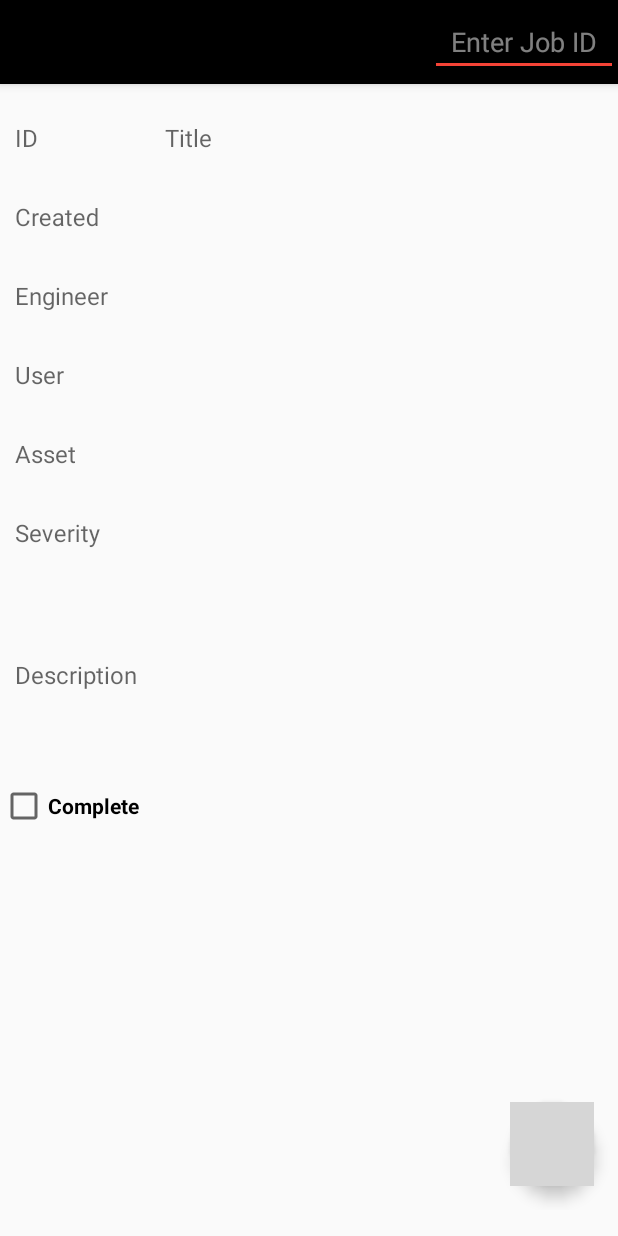
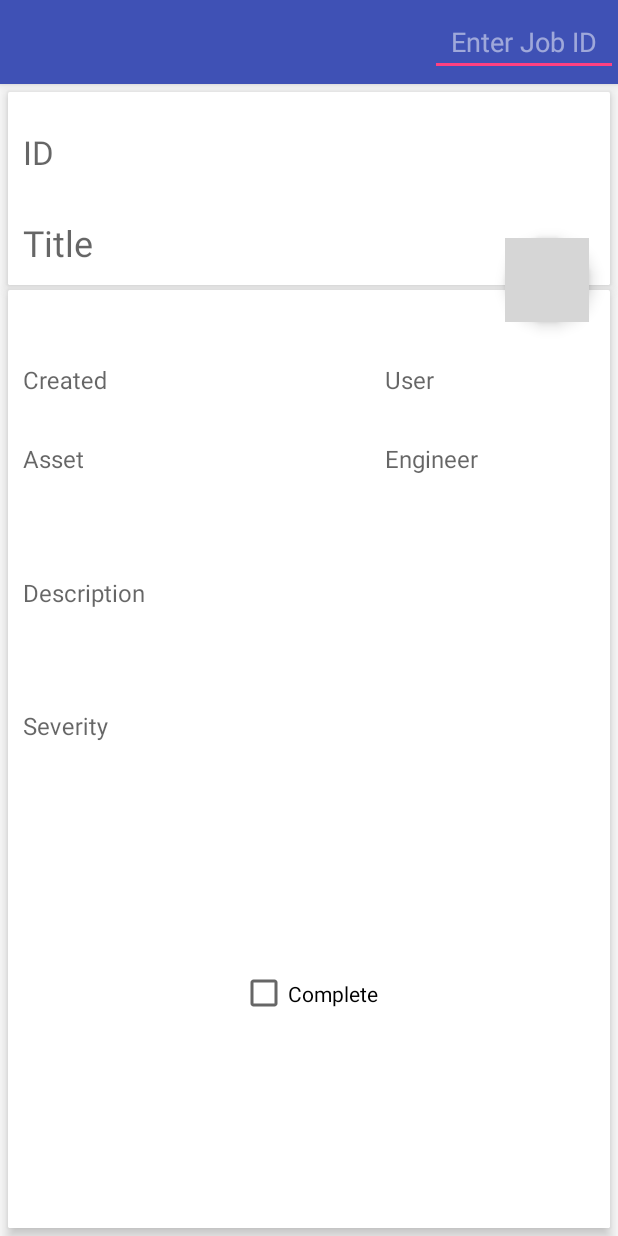
Before and after one commit to lint0n/TICKETMANAGEMENTSYSTEM, an Android app: the layout activity_job_lookup.xml on its own in the app's theme, with its tools: preview values and no code run, on a phone screen of 412 x 824 dp. Run offline under Robolectric (Android 15) with nearby library versions, the phone set to English and light mode, and no system bars; grey boxes are pictures that could not be loaded.

Commit message:
gui changes

```diff
--- a/app/src/main/java/a13070817/ticketmanagementsystem/JobLookup.java
+++ b/app/src/main/java/a13070817/ticketmanagementsystem/JobLookup.java
@@ -4,7 +4,6 @@ package a13070817.ticketmanagementsystem;
  * Created by Sam on 24/02/2017.
  */
 
-import android.app.Activity;
 import android.content.ContentValues;
 import android.content.DialogInterface;
 import android.content.Intent;
@@ -21,7 +20,6 @@ import android.view.MenuInflater;
 import android.view.MenuItem;
 import android.view.View;
 import android.view.inputmethod.InputMethodManager;
-import android.widget.Button;
 import android.widget.CheckBox;
 import android.widget.EditText;
 import android.widget.Toast;
@@ -37,10 +35,10 @@ public class JobLookup extends AppCompatActivity{
     //Fields
     private EditText jobID, jobTitle, jobAsset, jobCustomer, jobDescription, jobEngineer, jobDate, jobUpdate, jobSeverity;
     private EditText jobLookup;
-    private FloatingActionButton updateButton;
     private CheckBox lookupCheckbox;
     private SQLiteDatabase db;
     private Date date1;
+    private String jl;
 
     @Override
     protected void onCreate(Bundle savedInstanceState) {
@@ -59,8 +57,6 @@ public class JobLookup extends AppCompatActivity{
         jobEngineer = (EditText) findViewById(R.id.JobEngineer);
         jobDate = (EditText) findViewById(R.id.dateCreated);
         jobSeverity = (EditText) findViewById(R.id.JobSeverity);
-        //Button instance
-        updateButton = (FloatingActionButton) findViewById(R.id.fabUpdate);
         //CheckBox instance
         lookupCheckbox = (CheckBox) findViewById(R.id.checkBox);
 
@@ -89,18 +85,19 @@ public class JobLookup extends AppCompatActivity{
     public void lookupJob(MenuItem menuItem) {
 
         //Local String instance getting text from JobLookup EditText
-        String jl = jobLookup.getText().toString();
+            jl = jobLookup.getText().toString();
 
         //Local instance of DatabaseHelper class
         DatabaseHelper dbHelper = new DatabaseHelper(this);
         db = dbHelper.getReadableDatabase();
+
 
         //try catch block - if job exists in database return data. If job doesn't not exist, catch Exception and return Toast text.
         try {
             //Cursor storing SQLite query, accessing ID/TITLE/ASSET/ENGINEER/CUSTOMER/DESCRIPTION/COMPLETE columns.
             Cursor cursor = db.query("JOB", new String[]{"ID", "TITLE",  "ASSET", "ENGINEER", "CUSTOMER", "DESCRIPTION", "COMPLETE", "SEVERITY", "DATE_CREATED", "DATE_UPDATED"}, "ID = ?", new String[]{jl}, null, null, null, null);
 
-            cursor.moveToFirst();
+                if(cursor.moveToFirst()){
                 String idText = cursor.getString(0);
                 String titleText = cursor.getString(1);
                 String assetText = cursor.getString(2);
@@ -148,16 +145,13 @@ public class JobLookup extends AppCompatActivity{
                 jobDescription.setText(descriptionText);
                 jobDate.setText(finalDateTime);
 
-            if(severity == 4){
+                if (severity == 4) {
                     jobSeverity.setText("Low");
-            }
-            else if (severity == 3) {
+                } else if (severity == 3) {
                     jobSeverity.setText("Medium");
-            }
-            else if (severity == 2) {
+                } else if (severity == 2) {
                     jobSeverity.setText("High");
-            }
-            else if (severity == 1) {
+                } else if (severity == 1) {
                     jobSeverity.setText("Critical");
                 }
                 //stops user from accessing these EditTexts once a job had been looked up
@@ -176,12 +170,16 @@ public class JobLookup extends AppCompatActivity{
                 imm.hideSoftInputFromWindow(getCurrentFocus().getWindowToken(), 0);
 
                 //if the entities' COMPLETE column is set to 1, sets CheckBox to checked otherwise will leave unchecked
-            if(complete == 1){
+                if (complete == 1) {
                     lookupCheckbox.setChecked(true);
                 }
-
                     cursor.close();
                     db.close();
+            } else {
+                    cursor.close();
+                    db.close();
+                    throw new SQLiteException();
+            }
         }
 
         //if the try statement causes an exception. Returns a Toast
@@ -239,7 +237,6 @@ public class JobLookup extends AppCompatActivity{
             Toast.makeText(this, "Job not updated", Toast.LENGTH_LONG).show();
         }
     }
-
     public void returnMain(){
         final Intent mainIntent = new Intent(this, MainActivity.class);
         //http://stackoverflow.com/a/2478662/7087139
--- a/app/src/main/res/layout/activity_about.xml
+++ b/app/src/main/res/layout/activity_about.xml
@@ -24,7 +24,8 @@
         android:layout_margin="10dp"
         android:layout_below="@+id/toolbar"
         android:layout_centerHorizontal="true"
-        card_view:cardCornerRadius="5dp">
+        card_view:cardCornerRadius="5dp"
+        card_view:cardElevation="5dp">
         <com.github.mikephil.charting.charts.PieChart
             android:id="@+id/piechart"
             android:layout_height="match_parent"
@@ -39,7 +40,8 @@
         android:layout_margin="10dp"
         android:layout_below="@+id/cardviewJobs"
         android:layout_centerHorizontal="true"
-        card_view:cardCornerRadius="5dp">
+        card_view:cardCornerRadius="5dp"
+        card_view:cardElevation="5dp">
         <com.github.mikephil.charting.charts.PieChart
             android:layout_width="match_parent"
             android:layout_height="match_parent"
@@ -55,7 +57,8 @@
         android:layout_margin="10dp"
         android:layout_below="@+id/cardviewSeverity"
         android:layout_centerHorizontal="true"
-        card_view:cardCornerRadius="5dp">>
+        card_view:cardCornerRadius="5dp"
+        card_view:cardElevation="5dp">>
         <TextView
             android:layout_width="match_parent"
             android:layout_height="200dp"
@@ -70,7 +73,8 @@
         android:layout_margin="10dp"
         android:layout_below="@+id/weekCount"
         android:layout_centerHorizontal="true"
-        card_view:cardCornerRadius="5dp">>
+        card_view:cardCornerRadius="5dp"
+        card_view:cardElevation="5dp">>
         <TextView
             android:layout_width="match_parent"
             android:layout_height="200dp"
--- a/app/src/main/res/layout/activity_job_lookup.xml
+++ b/app/src/main/res/layout/activity_job_lookup.xml
@@ -1,5 +1,6 @@
 <?xml version="1.0" encoding="utf-8"?>
-<RelativeLayout xmlns:android="http://schemas.android.com/apk/res/android"
+<RelativeLayout
+  xmlns:android="http://schemas.android.com/apk/res/android"
     xmlns:app="http://schemas.android.com/apk/res-auto"
     xmlns:tools="http://schemas.android.com/tools"
     android:id="@+id/activity_job_lookup"
@@ -7,76 +8,166 @@
     android:layout_height="match_parent"
     tools:context="a13070817.ticketmanagementsystem.JobLookup">
 
-    <RelativeLayout
-            android:layout_width="match_parent"
-            android:layout_height="wrap_content"
-            android:orientation="vertical">
-
+    <!-- Includes Toolbar -->
     <include
         android:id="@+id/toolbar"
         layout="@layout/toolbar1" />
 
+        <!-- LookupRL1 - ID and Title -->
+        <android.support.v7.widget.CardView
+            xmlns:card_view="http://schemas.android.com/apk/res-auto"
+            android:layout_width="match_parent"
+            android:layout_height="wrap_content"
+            android:id="@+id/Card1"
+            android:layout_below="@+id/toolbar"
+            card_view:cardElevation="5dp"
+            card_view:cardCornerRadius="1dp"
+            android:layout_marginLeft="5dp"
+            android:layout_marginRight="5dp"
+            android:layout_marginTop="5dp">
+
+            <RelativeLayout
+                android:layout_width="match_parent"
+                android:layout_height="wrap_content"
+                android:id="@+id/LookupRL1">
+                <android.support.design.widget.TextInputLayout
+                    android:layout_height="wrap_content"
+                    android:id="@+id/TIL_Title"
+                    android:layout_gravity="bottom|end"
+                    android:layout_width="match_parent"
+                    android:layout_below="@+id/TIL_ID"
+                    android:layout_centerHorizontal="true"
+                    android:weightSum="1">
+
+                    <EditText
+                        android:layout_height="wrap_content"
+                        android:hint="Title"
+                        android:id="@+id/JobTitle"
+                        style="@style/FullWidthEditText"
+                        android:layout_width="match_parent"
+                        android:maxLines="1"
+                        android:inputType="textCapWords"
+                        android:textSize="24sp" />
+
+                </android.support.design.widget.TextInputLayout>
+
                 <android.support.design.widget.TextInputLayout
                     android:layout_height="wrap_content"
                     android:id="@+id/TIL_ID"
-        android:layout_below="@+id/toolbar"
-        android:layout_marginTop="5dp"
+                    android:layout_width="match_parent"
+                    android:layout_alignParentTop="true"
                     android:layout_alignParentStart="true"
-        android:layout_width="100dp">
-
+                    android:layout_marginTop="5dp">
                     <EditText
                         android:layout_width="match_parent"
                         android:layout_height="wrap_content"
                         android:hint="ID"
                         android:id="@+id/JobID"
-            style="@style/FullWidthEditText" />
+                        style="@style/FullWidthEditText"
+                        android:textSize="22sp"/>
                 </android.support.design.widget.TextInputLayout>
+            </RelativeLayout>
+        </android.support.v7.widget.CardView>
 
+        <!-- LookupRL2 - Other Fields -->
+
+
+    <!-- Checkbox -->
+
+
+    <android.support.design.widget.FloatingActionButton
+        android:layout_width="wrap_content"
+        android:layout_height="wrap_content"
+        app:layout_anchor="@+id/Card2"
+        app:layout_anchorGravity="right|end|bottom"
+        android:onClick="updateJob"
+        app:srcCompat="@drawable/ic_update_white_48dp"
+        android:id="@+id/fabUpdate"
+        android:layout_marginEnd="14dp"
+        android:layout_alignTop="@+id/Card1"
+        android:layout_alignEnd="@+id/Card1"
+        android:layout_marginTop="97dp" />
+
+    <android.support.v7.widget.CardView
+        xmlns:card_view="http://schemas.android.com/apk/res-auto"
+        android:layout_width="match_parent"
+        android:layout_height="wrap_content"
+        android:id="@+id/Card2"
+        android:layout_marginTop="3dp"
+        android:layout_marginLeft="5dp"
+        android:layout_marginRight="5dp"
+        android:layout_marginBottom="5dp"
+        card_view:cardCornerRadius="1dp"
+        card_view:cardElevation="5dp"
+        android:layout_below="@+id/Card1"
+        android:layout_alignParentStart="true"
+        android:layout_alignParentBottom="true">
+
+
+
+    <RelativeLayout
+        android:layout_width="wrap_content"
+        android:layout_height="match_parent"
+        android:id="@+id/LookupRL2"
+        android:layout_below="@+id/Card1"
+        android:layout_alignParentStart="true"
+        android:layout_marginTop="14dp">
+
+    <!--Date-->
     <android.support.design.widget.TextInputLayout
         android:layout_height="wrap_content"
-        android:layout_below="@+id/TIL_ID"
         android:id="@+id/TIL_Date"
-            android:layout_width="175dp">
-
+        android:layout_alignParentStart="true"
+        android:layout_toStartOf="@+id/TIL_Customer"
+        android:layout_marginTop="15dp"
+        android:layout_width="180dp">
         <EditText
             android:layout_width="match_parent"
             android:layout_height="wrap_content"
             android:hint="Created"
             android:id="@+id/dateCreated"
-            android:layout_below="@+id/JobID"
             style="@style/FullWidthEditText"
             android:maxLines="1" />
     </android.support.design.widget.TextInputLayout>
 
+    <!--Engineer-->
 
+        <!--Asset-->
+
+        <!--Severity-->
+
+        <!--Description-->
+
+        <!--Customer-->
         <android.support.design.widget.TextInputLayout
             android:layout_height="wrap_content"
-        android:layout_below="@+id/TIL_Date"
-        android:id="@+id/TIL_Engineer"
-        android:layout_width="175dp">
-
+            android:id="@+id/TIL_Customer"
+            android:orientation="vertical"
+            android:layout_alignParentTop="true"
+            android:layout_alignParentEnd="true"
+            android:layout_marginTop="15dp"
+            android:layout_width="160dp">
             <EditText
+                android:layout_width="match_parent"
                 android:layout_height="wrap_content"
-            android:hint="Engineer"
-            android:id="@+id/JobEngineer"
+                android:hint="User"
+                android:id="@+id/JobCustomer"
                 style="@style/FullWidthEditText"
-            android:layout_width="match_parent"
-            android:layout_below="@+id/dateCreated"
                 android:maxLines="1" />
         </android.support.design.widget.TextInputLayout>
 
         <android.support.design.widget.TextInputLayout
             android:layout_height="wrap_content"
             android:id="@+id/TIL_Asset"
-        android:layout_below="@+id/TIL_Customer"
+            android:layout_width="wrap_content"
+            android:layout_below="@+id/TIL_Date"
             android:layout_alignParentStart="true"
-        android:layout_width="175dp">
-
+            android:layout_toStartOf="@+id/TIL_Customer"
+            android:layout_alignEnd="@+id/TIL_Date">
             <EditText
                 android:layout_width="match_parent"
                 android:layout_height="wrap_content"
                 android:hint="Asset"
-            android:layout_below="@+id/JobCustomer"
                 android:id="@+id/JobAsset"
                 style="@style/FullWidthEditText"
                 android:maxLines="1" />
@@ -84,52 +175,51 @@
 
         <android.support.design.widget.TextInputLayout
             android:layout_height="wrap_content"
+            android:id="@+id/TIL_Engineer"
+            android:layout_below="@+id/TIL_Customer"
+            android:layout_alignParentEnd="true"
+            android:layout_width="160dp">
+            <EditText
+                android:layout_height="wrap_content"
+                android:hint="Engineer"
+                android:id="@+id/JobEngineer"
+                style="@style/FullWidthEditText"
+                android:layout_width="match_parent"
+                android:maxLines="1" />
+        </android.support.design.widget.TextInputLayout>
+
+        <android.support.design.widget.TextInputLayout
+            android:layout_height="wrap_content"
             android:id="@+id/TIL_Severity"
-        android:layout_below="@+id/TIL_Asset"
-        android:layout_width="175dp">
+            android:layout_below="@+id/TIL_Description"
+            android:layout_alignParentEnd="true"
+            android:layout_alignStart="@+id/checkBox"
+            android:layout_width="100dp">
 
             <EditText
                 android:layout_width="match_parent"
                 android:layout_height="wrap_content"
                 android:id="@+id/JobSeverity"
                 android:hint="Severity"
-            android:layout_below="@+id/JobAsset"
                 style="@style/FullWidthEditText"
                 android:maxLines="1" />
         </android.support.design.widget.TextInputLayout>
 
         <android.support.design.widget.TextInputLayout
         android:layout_width="match_parent"
-        android:layout_height="wrap_content"
-        android:layout_below="@+id/TIL_Severity"
+            android:id="@+id/TIL_Description"
+            android:layout_below="@+id/TIL_Asset"
             android:layout_alignParentStart="true"
-        android:id="@+id/TIL_Description">
+            android:layout_height="125dp">
+
             <EditText
             android:layout_width="match_parent"
             android:hint="Description"
-            android:layout_below="@+id/JobS"
             android:id="@+id/JobDescription"
             style="@style/FullWidthEditText"
-            android:layout_height="125dp"
-            android:inputType="textCapSentences|textAutoCorrect|textAutoComplete" />
-    </android.support.design.widget.TextInputLayout>
+            android:inputType="textCapSentences|textAutoCorrect|textAutoComplete|textMultiLine"
 
-            <android.support.design.widget.TextInputLayout
-                android:layout_width="200dp"
-                android:layout_height="wrap_content"
-                android:id="@+id/TIL_Title"
-                android:layout_above="@+id/TIL_Date"
-                android:layout_alignParentEnd="true"
-                android:layout_toEndOf="@+id/TIL_ID">
-
-                <EditText
-                    android:layout_height="wrap_content"
-                    android:hint="Title"
-                    android:id="@+id/JobTitle"
-                    style="@style/FullWidthEditText"
-                    android:layout_width="match_parent"
-                    android:maxLines="1" />
-
+                android:layout_height="match_parent" />
         </android.support.design.widget.TextInputLayout>
 
         <CheckBox
@@ -137,50 +227,16 @@
             android:layout_width="wrap_content"
             android:layout_height="wrap_content"
             android:id="@+id/checkBox"
-            style="@style/Widget.AppCompat.CompoundButton.CheckBox"
+            style="@android:style/Widget.Material.CompoundButton.CheckBox"
             android:checked="false"
-            android:textStyle="bold"
-            android:textAllCaps="false"
-            android:layout_below="@+id/TIL_Description"
-            android:layout_alignParentStart="true"
-            android:layout_marginTop="8dp" />
-
-        <android.support.design.widget.TextInputLayout
-            android:layout_height="wrap_content"
-            android:id="@+id/TIL_Customer"
-            android:layout_below="@+id/TIL_Engineer"
-            android:layout_alignParentStart="true"
-            android:layout_width="175dp">
-
-            <EditText
-                android:layout_width="match_parent"
-                android:layout_height="wrap_content"
-                android:hint="User"
-                android:id="@+id/JobCustomer"
-                android:layout_below="@+id/JobEngineer"
-                style="@style/FullWidthEditText"
-                android:maxLines="1" />
-        </android.support.design.widget.TextInputLayout>
-    </RelativeLayout>
-
-    <LinearLayout
-        android:layout_width="wrap_content"
-        android:layout_height="wrap_content"
-        android:windowSoftInputMode="adjustNothing"
-        android:layout_marginBottom="17dp"
             android:layout_alignParentBottom="true"
-        android:layout_alignParentEnd="true">
-
-        <android.support.design.widget.FloatingActionButton
-            android:layout_width="wrap_content"
-            android:layout_height="wrap_content"
-            android:onClick="updateJob"
-            android:layout_gravity="bottom|end"
-            android:layout_margin="16dp"
-            app:fabSize="normal"
-            app:srcCompat="@drawable/ic_update_white_48dp"
-            android:id="@+id/fabUpdate"
-            />
-    </LinearLayout>
+            android:layout_centerHorizontal="true"
+            android:layout_below="@+id/TIL_Severity" />
 
     </RelativeLayout>
+    </android.support.v7.widget.CardView>
+
+    <!-- FAB -->
+
+    <!-- File End -->
+</RelativeLayout>
--- a/app/src/main/res/layout/activity_main.xml
+++ b/app/src/main/res/layout/activity_main.xml
@@ -27,16 +27,18 @@
     <android.support.design.widget.FloatingActionButton
         android:layout_width="wrap_content"
         android:layout_height="wrap_content"
-        android:layout_gravity="bottom|end"
+        android:layout_gravity="bottom|center"
         android:id="@+id/fabCreate"
         app:fabSize="normal"
         app:srcCompat="@drawable/ic_create_white_48dp"
         android:onClick="createJob"
         app:layout_anchor="@id/listview"
-        app:layout_anchorGravity="bottom|right|end"
-        android:layout_margin="16dp"
+        app:layout_anchorGravity="bottom|center"
+        android:layout_marginLeft="16dp"
+        android:layout_marginRight="16dp"
         android:layout_alignParentBottom="true"
-        android:layout_alignParentEnd="true">
+        android:layout_centerHorizontal="true"
+        android:layout_marginBottom="7dp">
 
     </android.support.design.widget.FloatingActionButton>
 </RelativeLayout>
--- a/app/src/main/res/layout/toolbar.xml
+++ b/app/src/main/res/layout/toolbar.xml
@@ -1,7 +1,7 @@
 <?xml version="1.0" encoding="utf-8"?>
 <android.support.v7.widget.Toolbar xmlns:android="http://schemas.android.com/apk/res/android"
     android:layout_width="match_parent" android:layout_height="wrap_content"
-    android:background="#000000"
+    android:background="?attr/colorPrimary"
     android:elevation="4dp"
     android:theme="@style/ThemeOverlay.AppCompat.Dark">
 
--- a/app/src/main/res/layout/toolbar1.xml
+++ b/app/src/main/res/layout/toolbar1.xml
@@ -2,7 +2,7 @@
 <android.support.v7.widget.Toolbar xmlns:android="http://schemas.android.com/apk/res/android"
     xmlns:tools="http://schemas.android.com/tools"
     android:layout_width="match_parent" android:layout_height="wrap_content"
-    android:background="#000000"
+    android:background="?attr/colorPrimary"
     android:elevation="4dp"
     android:theme="@style/ThemeOverlay.AppCompat.Dark">
 
--- a/app/src/main/res/values/strings.xml
+++ b/app/src/main/res/values/strings.xml
@@ -1,5 +1,5 @@
 <resources>
-    <string name="app_name">Ticket</string>
+    <string name="app_name">ITSM</string>
     <string name="welcome">Welcome, what would you like to do?</string>
     <string name="create_job">Create Job</string>
     <string name="job_lookup">Job Lookup</string>
--- a/app/src/main/res/values/styles.xml
+++ b/app/src/main/res/values/styles.xml
@@ -3,9 +3,9 @@
     <!-- Base application theme. -->
     <style name="AppTheme" parent="@style/Theme.AppCompat.Light.NoActionBar">
         <!-- Customize your theme here. -->
-        <item name="colorPrimary">#000000</item>
-        <item name="colorPrimaryDark">#000000</item>
-        <item name="colorAccent">#F44336</item>
+        <item name="colorPrimary">#3F51B5</item>
+        <item name="colorPrimaryDark">#303F9F</item>
+        <item name="colorAccent">#FF4081</item>
     </style>
 
     <style name="AppTheme.AppBarOverlay" parent="ThemeOverlay.AppCompat.Dark.ActionBar" />
```
Lines whose indentation alone changed are shown as unchanged.
